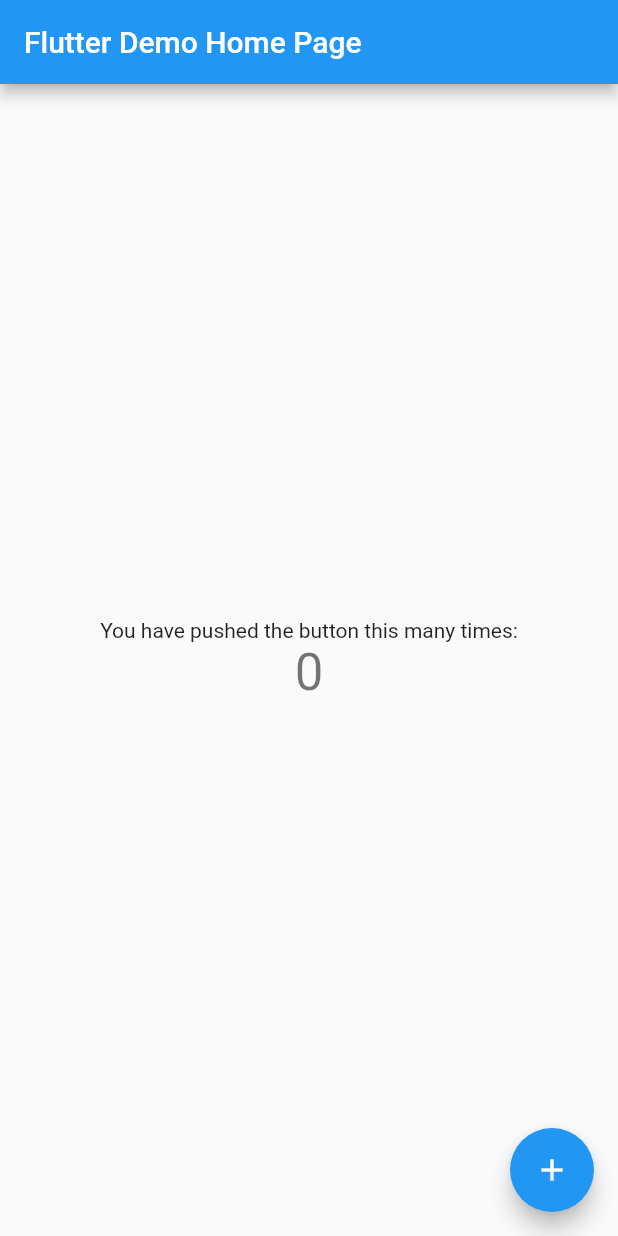
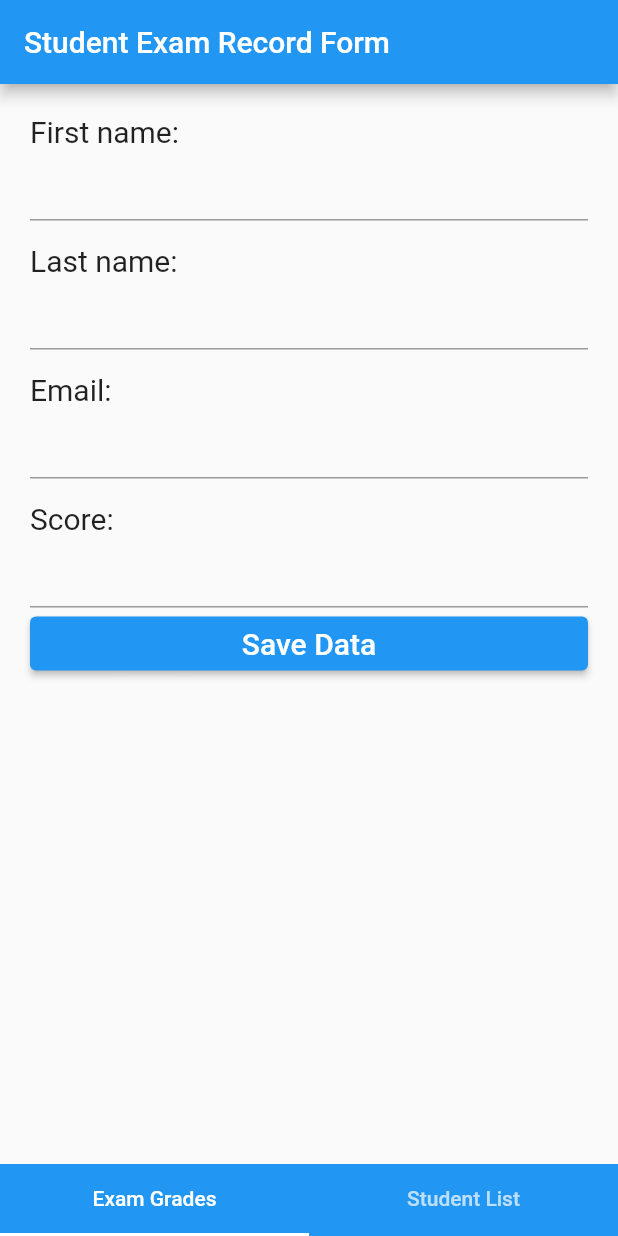
Before and after one commit to Jackk-Doe/Flutter_with_Firebase, a Flutter app: the screen it shows after launch, on a phone screen of 412 x 824 dp. Run offline on Flutter 3.47's test engine with Material 2 defaults, Android fonts, the phone set to English and light mode, and no system bars.

Commit message:
Created Tabs & Form Screen UI
- Created Tabs
- Created Form Screen UI form_screen.dart
- Fixed Renderflex Overflowed Error with SingleChildScrollView widget

```diff
--- a/lib/main.dart
+++ b/lib/main.dart
@@ -1,4 +1,7 @@
+// ignore_for_file: prefer_const_constructors
+
 import 'package:flutter/material.dart';
+import 'package:flutter_firebase/screen/form_screen.dart';
 
 void main() {
   runApp(const MyApp());
@@ -30,39 +33,18 @@ class MyHomePage extends StatefulWidget {
 }
 
 class _MyHomePageState extends State<MyHomePage> {
-  int _counter = 0;
-
-  void _incrementCounter() {
-    setState(() {
-      _counter++;
-    });
-  }
-
   @override
   Widget build(BuildContext context) {
-    return Scaffold(
-      appBar: AppBar(
-        title: Text(widget.title),
-      ),
-      body: Center(
-        child: Column(
-          mainAxisAlignment: MainAxisAlignment.center,
-          children: <Widget>[
-            const Text(
-              'You have pushed the button this many times:',
-            ),
-            Text(
-              '$_counter',
-              style: Theme.of(context).textTheme.headline4,
-            ),
-          ],
-        ),
-      ),
-      floatingActionButton: FloatingActionButton(
-        onPressed: _incrementCounter,
-        tooltip: 'Increment',
-        child: const Icon(Icons.add),
-      ),
-    );
+    return DefaultTabController(
+        length: 2,
+        child: Scaffold(
+          backgroundColor: Colors.blue,
+          body: TabBarView(
+            children: [FormScreen(), Container()],
+          ),
+          bottomNavigationBar: TabBar(
+            tabs: [Tab(text: "Exam Grades"), Tab(text: "Student List")],
+          ),
+        ));
   }
 }
--- /dev/null
+++ b/lib/screen/form_screen.dart
@@ -0,0 +1,78 @@
+// ignore_for_file: prefer_const_constructors
+
+import 'package:flutter/material.dart';
+
+class FormScreen extends StatefulWidget {
+  const FormScreen({Key? key}) : super(key: key);
+
+  @override
+  _FormScreenState createState() => _FormScreenState();
+}
+
+class _FormScreenState extends State<FormScreen> {
+  @override
+  Widget build(BuildContext context) {
+    return Scaffold(
+      appBar: AppBar(
+        title: Text(
+          "Student Exam Record Form",
+        ),
+      ),
+      body: Container(
+        padding: EdgeInsets.all(20),
+        child: Form(
+          /// Wrapped Column with SingleChildScrollView,
+          /// to fix RenderFlex Overflowed,
+          /// RenderFlex Overflowed : caused when Widget overflowed with things
+          ///                         e.g. Keyboard overflowed with Widget
+          child: SingleChildScrollView(
+            child: Column(
+              crossAxisAlignment: CrossAxisAlignment.start,
+              children: [
+                Text(
+                  "First name: ",
+                  style: TextStyle(fontSize: 20),
+                ),
+                TextFormField(),
+                SizedBox(
+                  height: 15,
+                ),
+                Text(
+                  "Last name: ",
+                  style: TextStyle(fontSize: 20),
+                ),
+                TextFormField(),
+                SizedBox(
+                  height: 15,
+                ),
+                Text(
+                  "Email: ",
+                  style: TextStyle(fontSize: 20),
+                ),
+                TextFormField(),
+                SizedBox(
+                  height: 15,
+                ),
+                Text(
+                  "Score: ",
+                  style: TextStyle(fontSize: 20),
+                ),
+                TextFormField(),
+                SizedBox(
+                  width: double.infinity,
+                  child: ElevatedButton(
+                    child: Text(
+                      "Save Data",
+                      style: TextStyle(fontSize: 20),
+                    ),
+                    onPressed: () {},
+                  ),
+                ),
+              ],
+            ),
+          ),
+        ),
+      ),
+    );
+  }
+}
```
